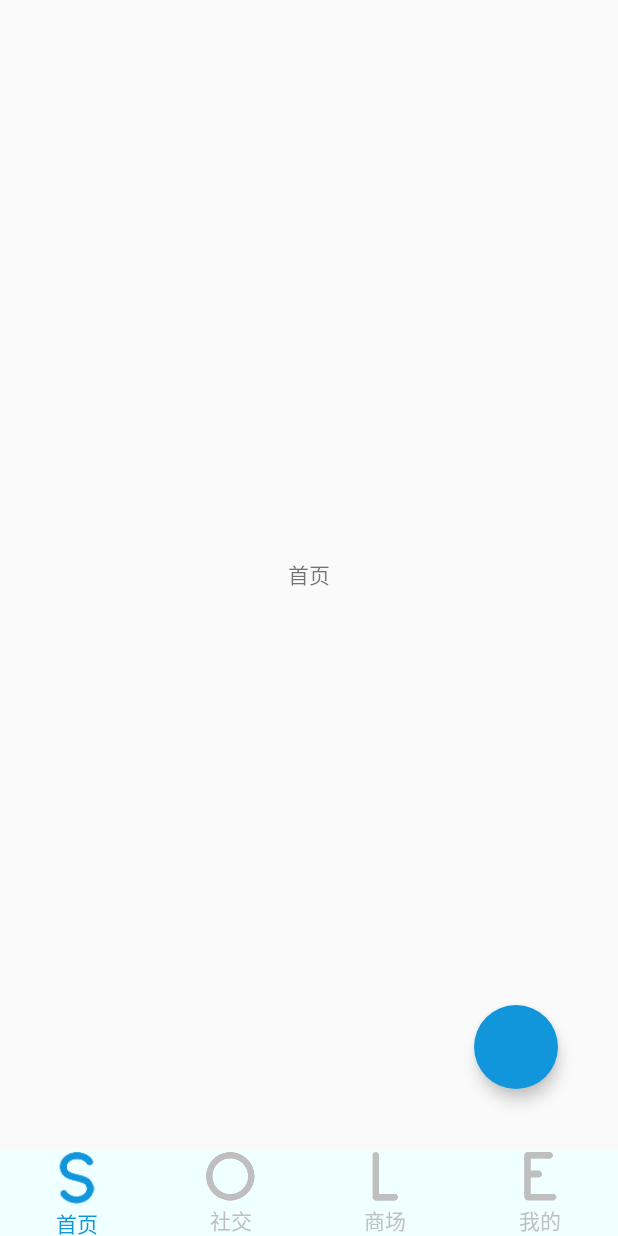
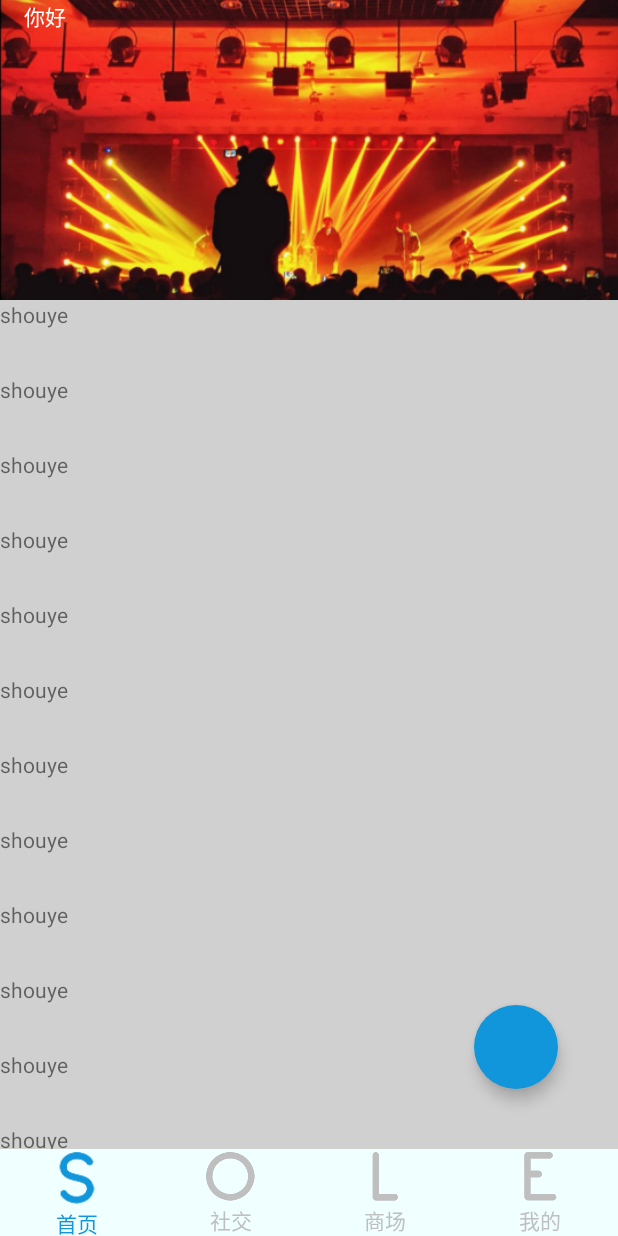
Before and after one commit to LogerLee/demo0309, an Android app: the S_shouyeFragment screen opened directly, with no data from a screen before it, on a phone screen of 412 x 824 dp. Run offline under Robolectric (Android 15) with nearby library versions, the phone set to English and light mode, and no system bars; our stand-ins replace ButterKnife.

Commit message:
一些首页特效的实现

```diff
--- a/app/src/main/java/com/loger/topgear/demo0309/main/s_shouye/S_shouyeFragment.java
+++ b/app/src/main/java/com/loger/topgear/demo0309/main/s_shouye/S_shouyeFragment.java
@@ -1,16 +1,48 @@
 package com.loger.topgear.demo0309.main.s_shouye;
 
-import android.support.v4.app.Fragment;
+import android.os.Bundle;
+import android.support.design.widget.AppBarLayout;
+import android.support.design.widget.CollapsingToolbarLayout;
+import android.view.LayoutInflater;
+import android.view.View;
+import android.view.ViewGroup;
+import android.widget.TextView;
 
 import com.loger.topgear.demo0309.R;
 import com.loger.topgear.demo0309.base.BaseFragment;
 import com.loger.topgear.demo0309.base.Viewinject;
 
+import butterknife.BindView;
+import butterknife.ButterKnife;
+import butterknife.Unbinder;
+
 
 @Viewinject(mainlayoutid = R.layout.fragment_s)
 public class S_shouyeFragment extends BaseFragment {
+    @BindView(R.id.tv_nihao)
+    TextView tvNihao;
+    @BindView(R.id.s_shouye_collapsingToolbarLayout)
+    CollapsingToolbarLayout sShouyeCollapsingToolbarLayout;
+    @BindView(R.id.s_shouye_appbarlayout)
+    AppBarLayout sShouyeAppbarlayout;
+    Unbinder unbinder;
+
     @Override
     public void afterBindView() {
 
     }
+
+    @Override
+    public View onCreateView(LayoutInflater inflater, ViewGroup container, Bundle savedInstanceState) {
+        // TODO: inflate a fragment view
+        View rootView = super.onCreateView(inflater, container, savedInstanceState);
+        unbinder = ButterKnife.bind(this, rootView);
+        return rootView;
+    }
+
+    @Override
+    public void onDestroyView() {
+        super.onDestroyView();
+        unbinder.unbind();
+    }
 }
--- a/app/src/main/res/layout/fragment_s.xml
+++ b/app/src/main/res/layout/fragment_s.xml
@@ -1,15 +1,112 @@
 <?xml version="1.0" encoding="utf-8"?>
-<LinearLayout
+<android.support.design.widget.CoordinatorLayout
+    xmlns:app="http://schemas.android.com/apk/res-auto"
     xmlns:android="http://schemas.android.com/apk/res/android"
-    android:orientation="vertical"
     android:layout_width="match_parent"
     android:layout_height="match_parent">
 
-    <TextView
-        android:gravity="center"
-        android:text="首页"
+    <android.support.design.widget.AppBarLayout
+        android:id="@+id/s_shouye_appbarlayout"
         android:layout_width="match_parent"
-        android:layout_height="match_parent"
-        />
+        android:layout_height="wrap_content">
 
-</LinearLayout>
+        <android.support.design.widget.CollapsingToolbarLayout
+            app:contentScrim="@color/color_theme_blue"
+            app:layout_scrollFlags="scroll|enterAlways|exitUntilCollapsed"
+            android:id="@+id/s_shouye_collapsingToolbarLayout"
+            android:layout_width="match_parent"
+            android:layout_height="wrap_content">
+
+            <ImageView
+                app:layout_collapseMode="parallax"
+                app:layout_collapseParallaxMultiplier="0.6"
+                android:scaleType="centerCrop"
+                android:src="@mipmap/shetuan1"
+                android:layout_width="match_parent"
+                android:layout_height="200dp" />
+            <android.support.v7.widget.Toolbar
+                app:layout_collapseMode="pin"
+                android:layout_width="match_parent"
+                android:layout_height="?android:attr/actionBarSize">
+                <TextView
+                    android:id="@+id/tv_nihao"
+                    android:text="你好"
+                    android:textColor="@color/color_ffffff"
+                    android:layout_width="match_parent"
+                    android:layout_height="match_parent" />
+
+            </android.support.v7.widget.Toolbar>
+
+        </android.support.design.widget.CollapsingToolbarLayout>
+
+    </android.support.design.widget.AppBarLayout>
+
+    <android.support.v4.widget.NestedScrollView
+        app:layout_behavior="@string/appbar_scrolling_view_behavior"
+        android:background="@color/color_grey_30"
+        android:layout_width="match_parent"
+        android:layout_height="match_parent">
+        <LinearLayout
+            android:orientation="vertical"
+            android:layout_width="match_parent"
+            android:layout_height="match_parent">
+            <TextView
+                android:text="shouye"
+                android:layout_width="match_parent"
+                android:layout_height="50dp" />
+            <TextView
+                android:text="shouye"
+                android:layout_width="match_parent"
+                android:layout_height="50dp" />
+            <TextView
+                android:text="shouye"
+                android:layout_width="match_parent"
+                android:layout_height="50dp" />
+            <TextView
+                android:text="shouye"
+                android:layout_width="match_parent"
+                android:layout_height="50dp" />
+            <TextView
+                android:text="shouye"
+                android:layout_width="match_parent"
+                android:layout_height="50dp" />
+            <TextView
+                android:text="shouye"
+                android:layout_width="match_parent"
+                android:layout_height="50dp" />
+            <TextView
+                android:text="shouye"
+                android:layout_width="match_parent"
+                android:layout_height="50dp" />
+            <TextView
+                android:text="shouye"
+                android:layout_width="match_parent"
+                android:layout_height="50dp" />
+            <TextView
+                android:text="shouye"
+                android:layout_width="match_parent"
+                android:layout_height="50dp" />
+            <TextView
+                android:text="shouye"
+                android:layout_width="match_parent"
+                android:layout_height="50dp" />
+            <TextView
+                android:text="shouye"
+                android:layout_width="match_parent"
+                android:layout_height="50dp" />
+            <TextView
+                android:text="shouye"
+                android:layout_width="match_parent"
+                android:layout_height="50dp" />
+            <TextView
+                android:text="shouye"
+                android:layout_width="match_parent"
+                android:layout_height="50dp" />
+            <TextView
+                android:text="shouye"
+                android:layout_width="match_parent"
+                android:layout_height="50dp" />
+        </LinearLayout>
+    </android.support.v4.widget.NestedScrollView>
+
+</android.support.design.widget.CoordinatorLayout>
```
Also changed, not shown: app/src/main/res/mipmap-xxhdpi/shetuan1.jpg (added).
